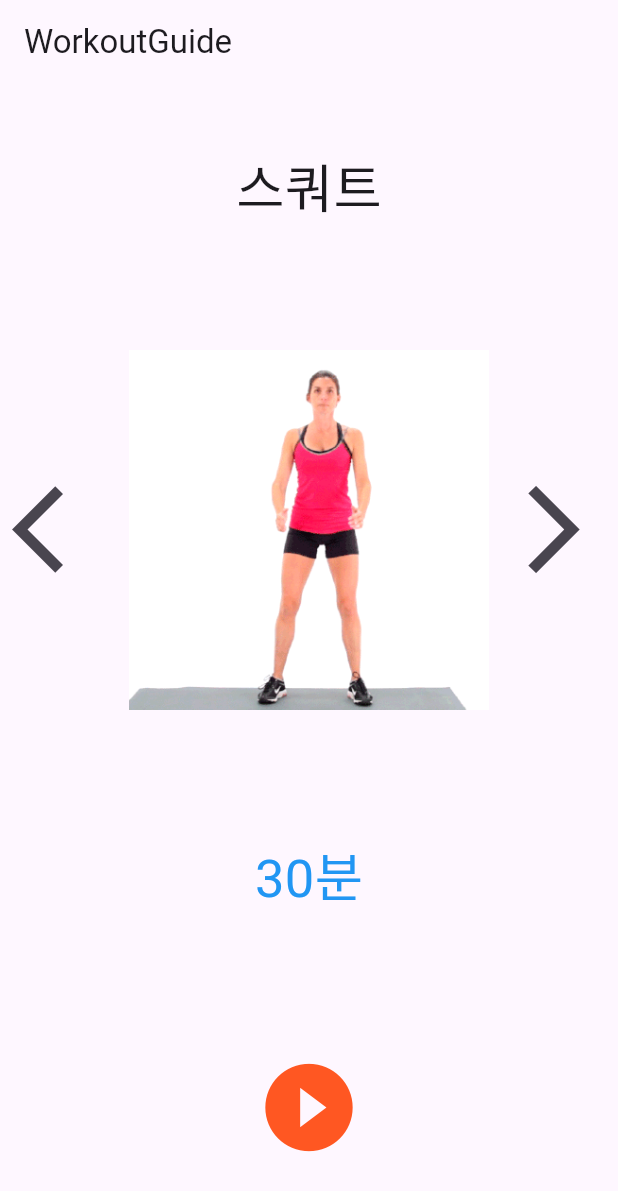
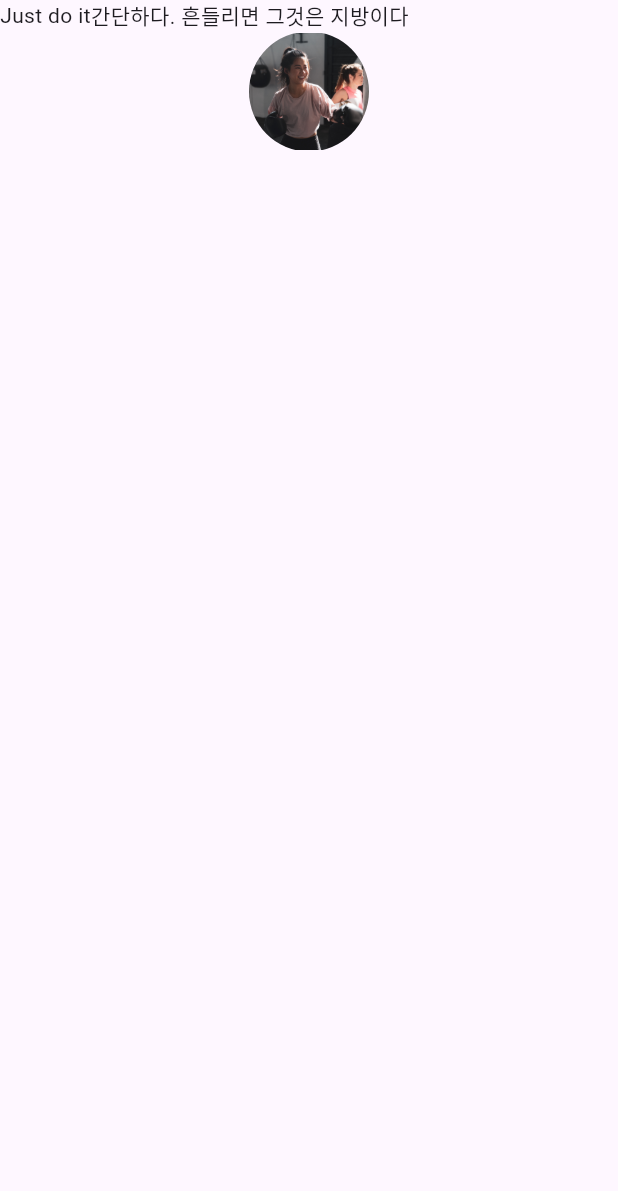
Before and after one commit to Hyunchae29/practice, a Flutter app: the screen it shows after launch, on a phone screen of 412 x 824 dp. Shown: the top 1191 px of the screen. Run offline on Flutter 3.47's test engine with Material 3 defaults, Android fonts, the phone set to English and light mode, and no system bars; our stand-ins replace audioplayers.

Commit message:
20241121

```diff
--- a/lib/main.dart
+++ b/lib/main.dart
@@ -1,4 +1,5 @@
 import 'package:flutter/material.dart';
+import 'package:workout_tracker/workout_home_page.dart';
 import 'package:workout_tracker/workout_list_page.dart';
 import 'workout_list_page.dart';
 import 'workout_guide_page.dart';
@@ -15,7 +16,8 @@ class MyApp extends StatelessWidget {
     return MaterialApp(
         //home: LandingPage()
         //home: WorkOutListPage()
-       home: WorkoutGuidePage()
+       // home: WorkoutGuidePage()
+      home: WorkoutHomePage()
     );
   }
 }
--- /dev/null
+++ b/lib/workout_home_page.dart
@@ -0,0 +1,38 @@
+import 'package:flutter/material.dart';
+
+class WorkoutHomePage extends StatefulWidget {
+  const WorkoutHomePage({super.key});
+
+  @override
+  State<WorkoutHomePage> createState() => _WorkoutHomePageState();
+}
+
+class _WorkoutHomePageState extends State<WorkoutHomePage> {
+  @override
+  Widget build(BuildContext context) {
+    return Scaffold(
+      body: SafeArea(
+          child: Column(
+            children: [
+              Row(
+                children: [
+                  Text('Just do it'),
+                  Text('간단하다. 흔들리면 그것은 지방이다')
+                ],
+              ),
+              Container(
+                width:80,
+                height:80,
+                decoration: BoxDecoration(
+                  shape: BoxShape.circle,
+                  image: DecorationImage(image: AssetImage('assets/me.jpg')),
+                ),
+              ),
+            ],
+          ),
+      ),
+
+    );
+
+  }
+}
```
Also changed, not shown: lib/workout_guide_page.dart (+38 -9 lines), pubspec.yaml (+3 -57 lines), assets/me.jpg (added), assets/sample1.png (added), assets/sample2.png (added), pubspec.lock, 12 other files.
